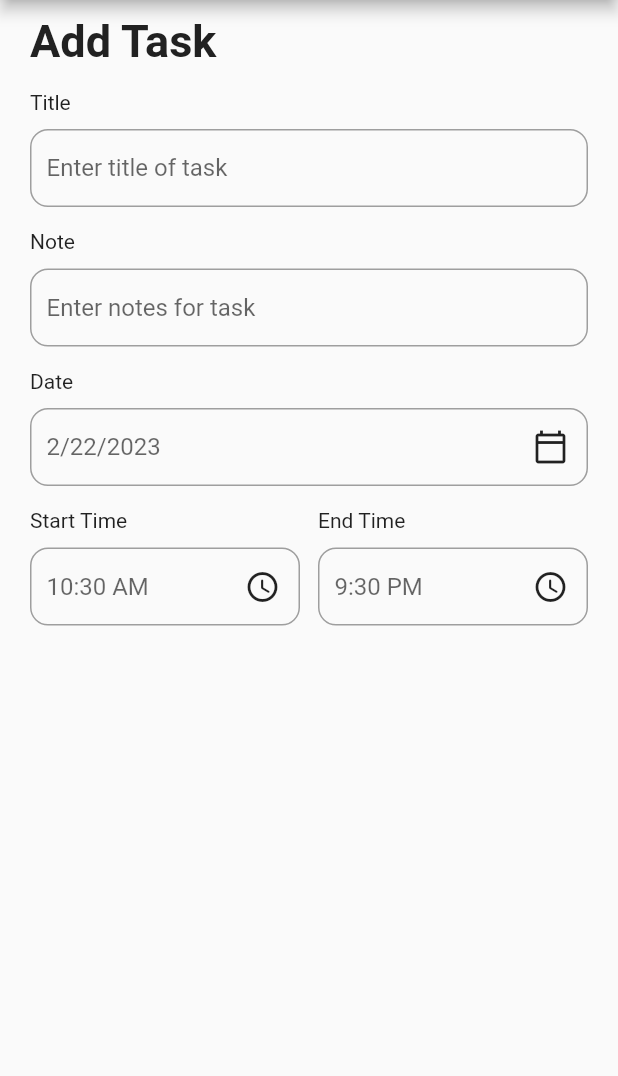
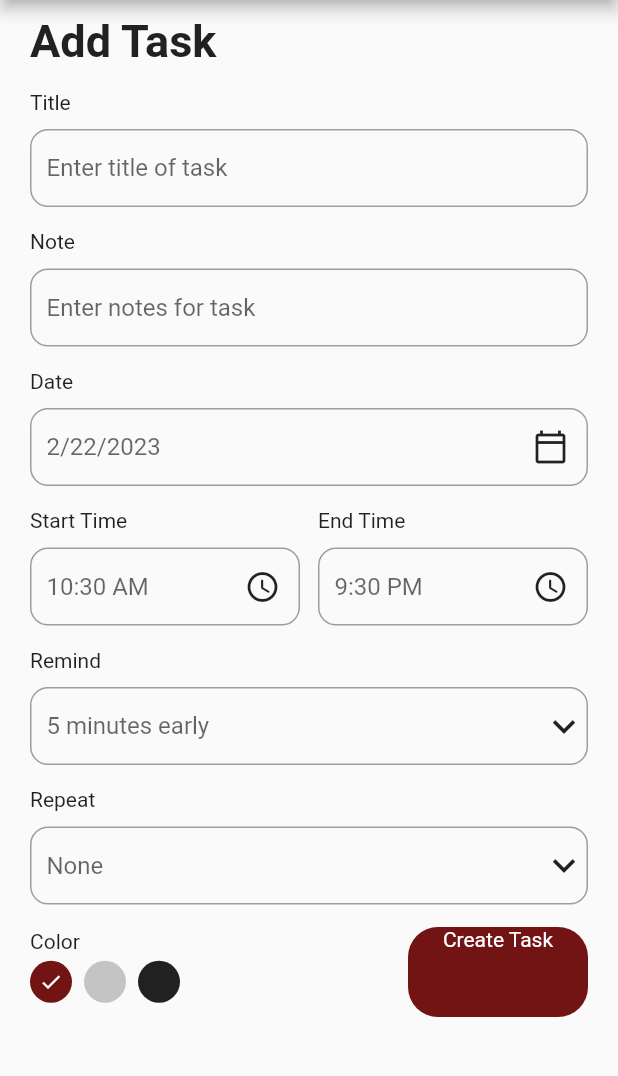
Before and after one commit to duhBlu/CS445-Project-Files, a Flutter app: the AddTaskPage screen opened directly, on a phone screen of 412 x 824 dp, the part 84-1160 px from its top. Run offline on Flutter 3.47's test engine with Material 2 defaults, Android fonts, the light colour scheme and no system bars; our stand-ins replace date_picker_timeline, flutter_local_notifications, get, get_storage, google_fonts, table_calendar; missing offline and left inert: simple_gesture_detector; accounts and stored records are empty.

Commit message:
Update add_task_page.dart

```diff
--- a/Task Hawk-Project Folder/task_hawk/lib/ui/add_task_page.dart
+++ b/Task Hawk-Project Folder/task_hawk/lib/ui/add_task_page.dart
@@ -2,6 +2,7 @@ import 'package:flutter/material.dart';
 import 'package:get/get.dart';
 import 'package:intl/intl.dart';
 import 'package:task_hawk/ui/theme.dart';
+import 'package:task_hawk/ui/widgets/add_task_button.dart';
 import 'package:task_hawk/ui/widgets/input_field.dart';
 
 import '../services/notification_services.dart';
@@ -15,9 +16,27 @@ class AddTaskPage extends StatefulWidget {
 }
 
 class _AddTaskPageState extends State<AddTaskPage> {
+  final TextEditingController _titleController = TextEditingController();
+  final TextEditingController _noteController = TextEditingController();
   DateTime _selectedDate = DateTime.now();
   String _endTime = "9:30 PM";
   String _startTime = DateFormat("hh:mm a").format(DateTime.now()).toString();
+  int _selectedRemind = 5;
+  List<int> remindList = [
+    5,
+    10,
+    15,
+    20,
+  ];
+  String _selectedRepeat = "None";
+  List<String> repeatList = [
+    "None",
+    "Daily",
+    "Weekly",
+    "Monthly",
+  ];
+
+  int _selectedColor = 0;
 
   @override
   Widget build(BuildContext context) {
@@ -36,8 +55,16 @@ class _AddTaskPageState extends State<AddTaskPage> {
                     fontSize: 30,
                     fontWeight: FontWeight.bold),
               ),
-              const TaskInputField(title: "Title", hint: "Enter title of task"),
-              const TaskInputField(title: "Note", hint: "Enter notes for task"),
+              TaskInputField(
+                title: "Title",
+                hint: "Enter title of task",
+                controller: _titleController,
+              ),
+              TaskInputField(
+                title: "Note",
+                hint: "Enter notes for task",
+                controller: _noteController,
+              ),
               TaskInputField(
                 title: "Date",
                 hint: DateFormat.yMd().format(_selectedDate),
@@ -78,11 +105,130 @@ class _AddTaskPageState extends State<AddTaskPage> {
                     ),
                   ),
                 ],
-              )
+              ),
+              TaskInputField(
+                title: "Remind",
+                hint: "$_selectedRemind minutes early",
+                widget: DropdownButton(
+                  icon: Icon(
+                    Icons.keyboard_arrow_down,
+                    color: Get.isDarkMode ? color1 : color2,
+                  ),
+                  underline: Container(height: 0),
+                  iconSize: 30,
+                  elevation: 4,
+                  items: remindList.map<DropdownMenuItem<String>>((int value) {
+                    return DropdownMenuItem<String>(
+                        value: value.toString(), child: Text(value.toString()));
+                  }).toList(),
+                  onChanged: (String? newValue) {
+                    setState(() {
+                      _selectedRemind = int.parse(newValue!);
+                    });
+                  },
+                ),
+              ),
+              TaskInputField(
+                title: "Repeat",
+                hint: "$_selectedRepeat",
+                widget: DropdownButton(
+                  icon: Icon(
+                    Icons.keyboard_arrow_down,
+                    color: Get.isDarkMode ? color1 : color2,
+                  ),
+                  underline: Container(height: 0),
+                  iconSize: 30,
+                  elevation: 4,
+                  items:
+                      repeatList.map<DropdownMenuItem<String>>((String? value) {
+                    return DropdownMenuItem<String>(
+                      value: value,
+                      child: Text(
+                        value!,
+                      ),
+                    );
+                  }).toList(),
+                  onChanged: (String? newValue) {
+                    setState(() {
+                      _selectedRepeat = newValue!;
+                    });
+                  },
+                ),
+              ),
+              Container(
+                padding: const EdgeInsets.symmetric(vertical: 15),
+                child: Row(
+                  mainAxisAlignment: MainAxisAlignment.spaceBetween,
+                  crossAxisAlignment: CrossAxisAlignment.center,
+                  children: [
+                    __colorPalette(),
+                    CreateTaskButton(
+                      label: "Create Task",
+                      onTap: () => __validateData(),
+                    ),
+                  ],
+                ),
+              ),
             ],
           ),
         ),
       ),
+    );
+  }
+
+  __validateData() {
+    if (_titleController.text.isNotEmpty && _noteController.text.isNotEmpty) {
+      //add to database
+      Get.back();
+    } else if (_titleController.text.isEmpty || _noteController.text.isEmpty) {
+      Get.snackbar(
+        "Required",
+        "All fields are required!",
+        snackPosition: SnackPosition.BOTTOM,
+        backgroundColor:
+            Get.isDarkMode ? const Color.fromARGB(255, 39, 39, 39) : color1,
+        icon: const Icon(Icons.warning),
+      );
+    }
+  }
+
+  __colorPalette() {
+    return Column(
+      crossAxisAlignment: CrossAxisAlignment.start,
+      children: [
+        const Text(
+          "Color",
+        ),
+        Wrap(
+          children: List<Widget>.generate(3, (int index) {
+            return GestureDetector(
+              onTap: () {
+                setState(() {
+                  _selectedColor = index;
+                });
+              },
+              child: Padding(
+                padding: const EdgeInsets.only(right: 8.0, bottom: 8.0, top: 5),
+                child: CircleAvatar(
+                  radius: 14,
+                  backgroundColor: index == 0
+                      ? appbarcolor
+                      : index == 1
+                          ? color1
+                          : color2,
+                  child: _selectedColor == index
+                      ? const Icon(
+                          Icons.done,
+                          color: Colors.white,
+                          size: 16,
+                        )
+                      : Container(),
+                ),
+              ),
+            );
+          }),
+        )
+      ],
     );
   }
 
```
